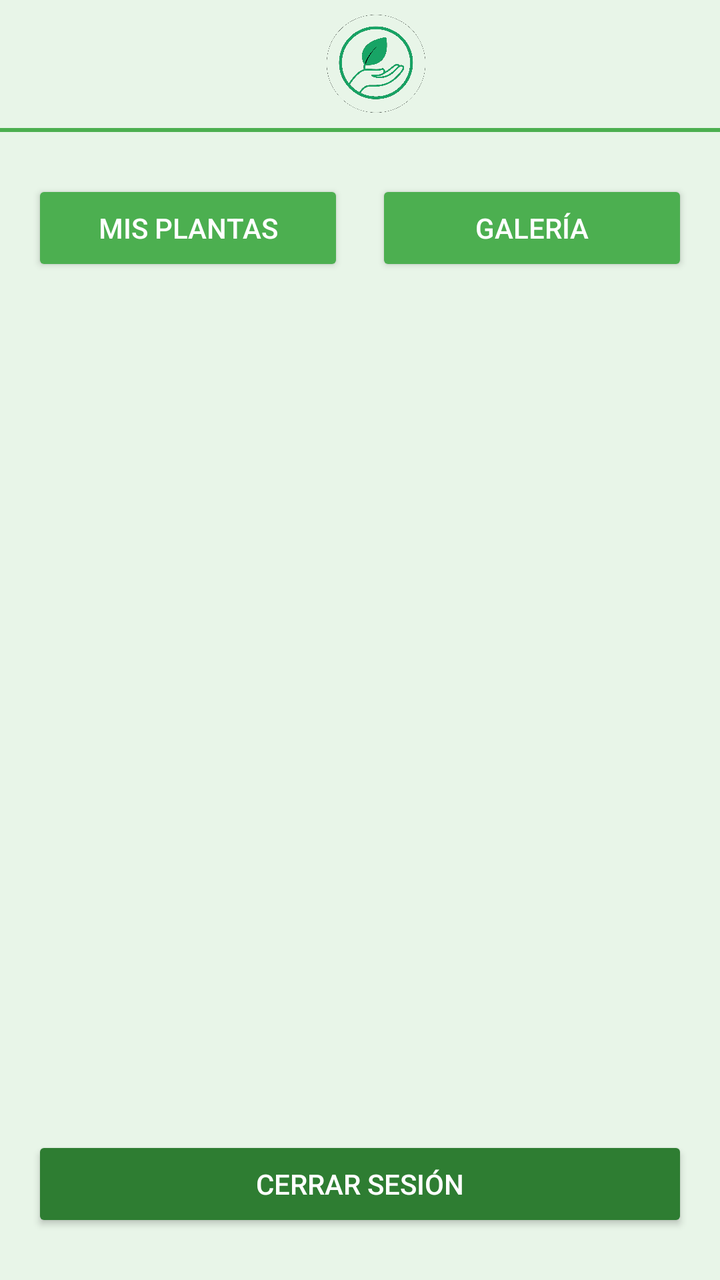
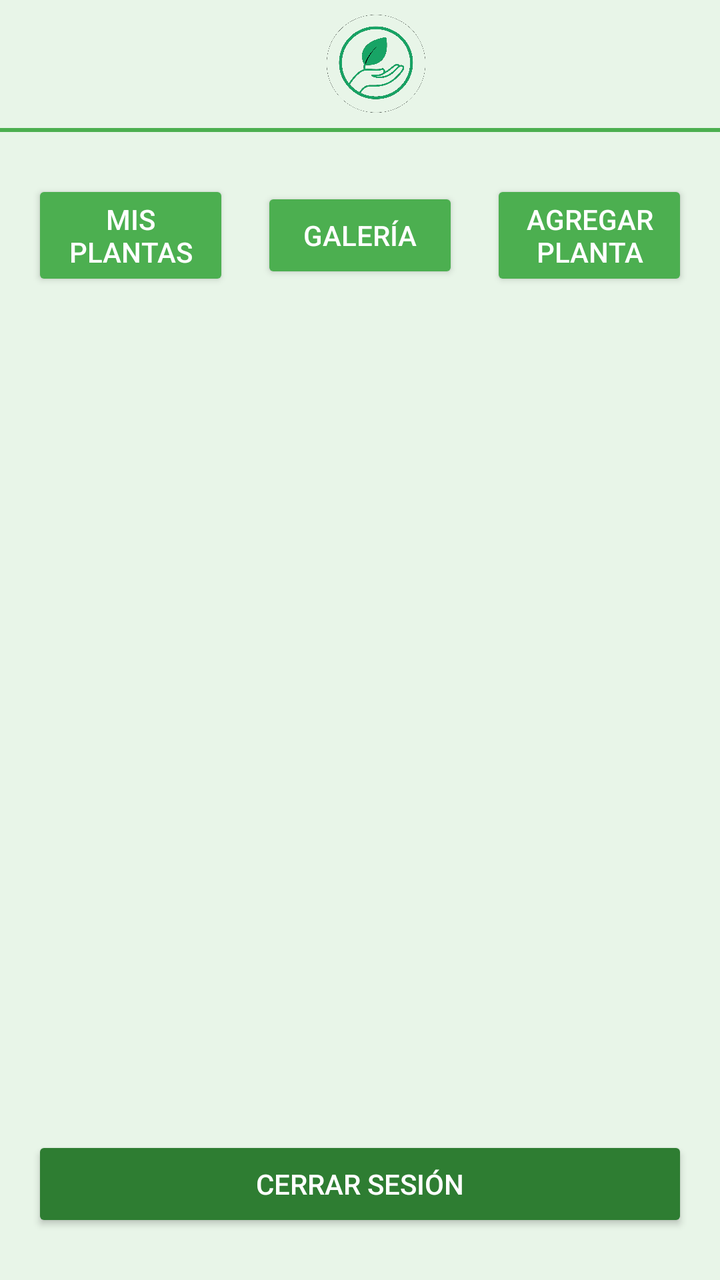

Two renders of the same Android screen: before a commit and after it. Below are the layout's source before the change and the commit's diff.
<!-- AndroidManifest.xml: activity theme Theme.PlantCare -->
<!-- res/layout/activity_vista1.xml -->
<?xml version="1.0" encoding="utf-8"?>
<LinearLayout xmlns:android="http://schemas.android.com/apk/res/android"
    xmlns:app="http://schemas.android.com/apk/res-auto"
    android:layout_width="match_parent"
    android:layout_height="match_parent"
    android:orientation="vertical"
    android:background="@color/color_primary_light">


    <androidx.appcompat.widget.Toolbar
        android:id="@+id/toolbar"
        android:layout_width="match_parent"
        android:layout_height="?attr/actionBarSize"
        android:background="@color/color_primary_light"
        android:theme="@style/ThemeOverlay.AppCompat.Dark.ActionBar"
        app:logo="@drawable/logo_plantcare"
        app:title="PlantCare"
        app:titleTextColor="@color/white"
        app:titleMarginStart="72dp"
        app:contentInsetStartWithNavigation="0dp" />

    <View
        android:layout_width="match_parent"
        android:layout_height="2dp"
        android:background="@color/color_primary"
        android:layout_marginBottom="8dp" />

    <LinearLayout
        android:layout_width="match_parent"
        android:layout_height="match_parent"
        android:orientation="vertical"
        android:padding="16dp">


        <LinearLayout
            android:layout_width="match_parent"
            android:layout_height="wrap_content"
            android:orientation="horizontal"
            android:gravity="center"
            android:layout_marginBottom="8dp">

            <Button
                android:id="@+id/btnMisPlantas"
                android:layout_width="0dp"
                android:layout_height="wrap_content"
                android:layout_weight="1"
                android:text="Mis plantas"
                android:backgroundTint="@color/color_primary"
                android:textColor="@color/white" />

            <Space
                android:layout_width="16dp"
                android:layout_height="wrap_content" />

            <Button
                android:id="@+id/btnGaleria"
                android:layout_width="0dp"
                android:layout_height="wrap_content"
                android:layout_weight="1"
                android:text="Galería"
                android:backgroundTint="@color/color_primary"
                android:textColor="@color/white" />
        </LinearLayout>

        <androidx.recyclerview.widget.RecyclerView
            android:id="@+id/recyclerViewTextos"
            android:layout_width="match_parent"
            android:layout_height="0dp"
            android:layout_weight="1"
            android:paddingTop="8dp" />
        <Button
            android:id="@+id/btnCerrarSesion"
            android:layout_width="match_parent"
            android:layout_height="wrap_content"
            android:text="Cerrar sesión"
            android:backgroundTint="@color/color_primary_dark"
            android:textColor="@color/white"
            android:layout_marginBottom="8dp" />

    </LinearLayout>
</LinearLayout>
<!-- resources referenced by this layout -->
<resources>
  <color name="color_primary">#FF4CAF50</color>
  <color name="color_primary_dark">#FF2E7D32</color>
  <color name="color_primary_light">#FFE8F5E8</color>
  <color name="white">#FFFFFFFF</color>
  <!-- drawable logo_plantcare: png bitmap (drawable, 266943 bytes) -->
  <style name="Theme.PlantCare" parent="Theme.Material3.Light.NoActionBar">
  
          <item name="colorPrimary">@color/color_primary</item>
          <item name="colorPrimaryContainer">@color/color_primary_light</item>
          <item name="android:statusBarColor">@color/color_primary_light</item>
          <item name="android:navigationBarColor">@color/color_primary_light</item>
  
  
          <item name="android:windowBackground">@color/color_primary_light</item>
  
  
          <item name="android:textColor">@color/text_primary</item>
      </style>
  <color name="text_primary">#FF333333</color>
</resources>

<!-- the commit's change to res/layout/activity_vista1.xml (unified diff, before → after) -->
@@ -5,7 +5,6 @@
     android:layout_height="match_parent"
     android:orientation="vertical"
     android:background="@color/color_primary_light">
-
 
     <androidx.appcompat.widget.Toolbar
         android:id="@+id/toolbar"
@@ -60,7 +59,23 @@
                 android:text="Galería"
                 android:backgroundTint="@color/color_primary"
                 android:textColor="@color/white" />
+
+            <Space
+                android:layout_width="16dp"
+                android:layout_height="wrap_content" />
+
+
+            <Button
+                android:id="@+id/btnAgregarPlanta"
+                android:layout_width="0dp"
+                android:layout_height="wrap_content"
+                android:layout_weight="1"
+                android:text="Agregar planta"
+                android:backgroundTint="@color/color_primary"
+                android:textColor="@color/white" />
+
         </LinearLayout>
+
 
         <androidx.recyclerview.widget.RecyclerView
             android:id="@+id/recyclerViewTextos"
@@ -68,6 +83,8 @@
             android:layout_height="0dp"
             android:layout_weight="1"
             android:paddingTop="8dp" />
+
+
         <Button
             android:id="@+id/btnCerrarSesion"
             android:layout_width="match_parent"
